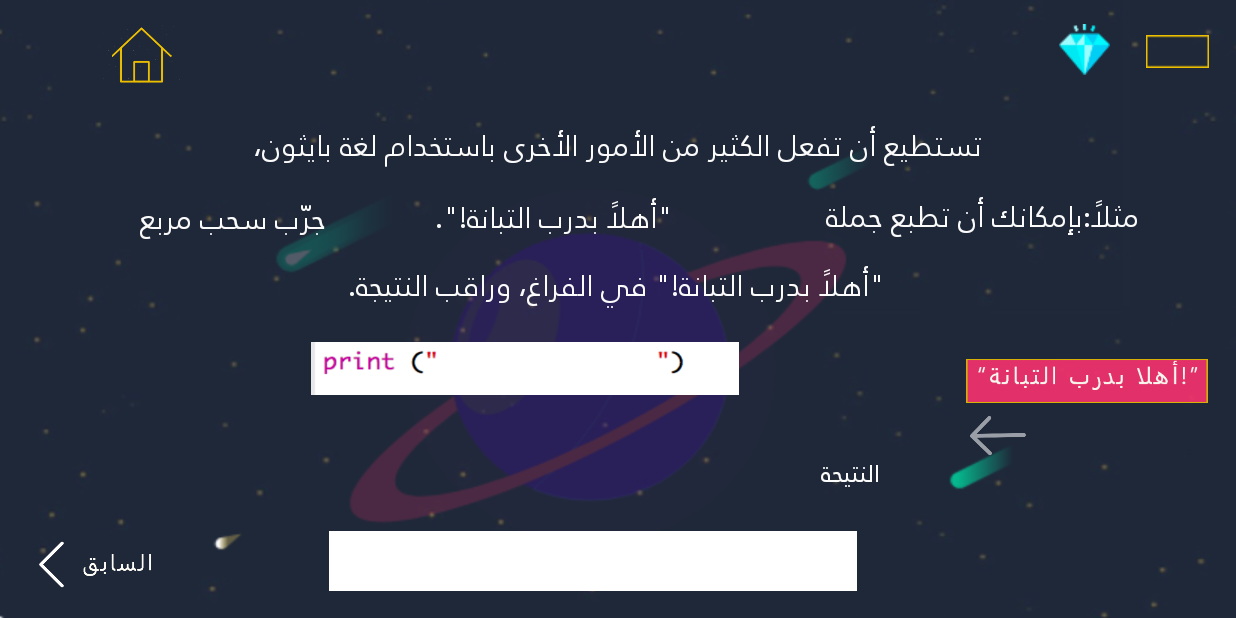
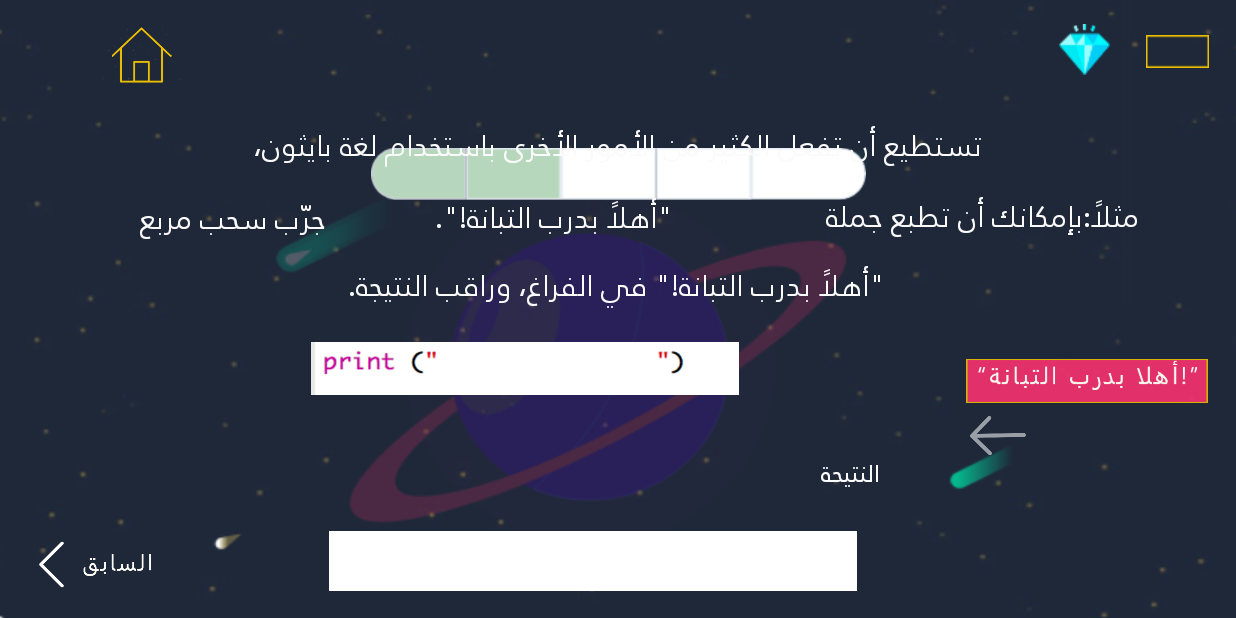
Before and after one commit to letsCodeProject/final_FF, an Android app: the firstlevel_3 screen opened directly, with no data from a screen before it, on a phone screen of 824 x 412 dp (held sideways). Run offline under Robolectric (Android 15) with nearby library versions, the phone set to English and light mode, and no system bars; Roboto replaces fonts that are not available here.

Commit message:
before reem work

```diff
--- a/app/src/main/res/layout/activity_firstlevel_3.xml
+++ b/app/src/main/res/layout/activity_firstlevel_3.xml
@@ -26,6 +26,21 @@
         app:layout_constraintTop_toTopOf="parent"
         app:layout_constraintVertical_bias="0.975"
         app:srcCompat="@drawable/newpre" />
+    <ImageView
+
+        android:layout_width="330dp"
+        android:layout_height="80dp"
+        android:layout_marginStart="8dp"
+        android:layout_marginTop="8dp"
+        android:layout_marginEnd="8dp"
+        android:layout_marginBottom="256dp"
+        android:src="@drawable/progress3_lvl1"
+        app:layout_constraintBottom_toBottomOf="parent"
+        app:layout_constraintEnd_toEndOf="parent"
+
+        app:layout_constraintStart_toStartOf="parent"
+        app:layout_constraintTop_toTopOf="parent"
+        app:layout_constraintVertical_bias="1.0" />
 
 
 
@@ -197,7 +212,8 @@
         app:layout_constraintHorizontal_bias="0.382"
         app:layout_constraintStart_toStartOf="parent"
         app:layout_constraintTop_toTopOf="parent"
-        app:layout_constraintVertical_bias="0.61">
+        app:layout_constraintVertical_bias="0.61"
+        android:orientation="horizontal">
 
     </LinearLayout>
 
```
Also changed, not shown: app/src/main/java/com/example/a96653/LetsCode/firstlevel_3.java (+4 -4 lines), app/src/main/java/com/example/a96653/LetsCode/firstlevel_7.java (+55 -3 lines), app/src/main/res/layout/activity_firstlevel_2.xml (indentation only).
